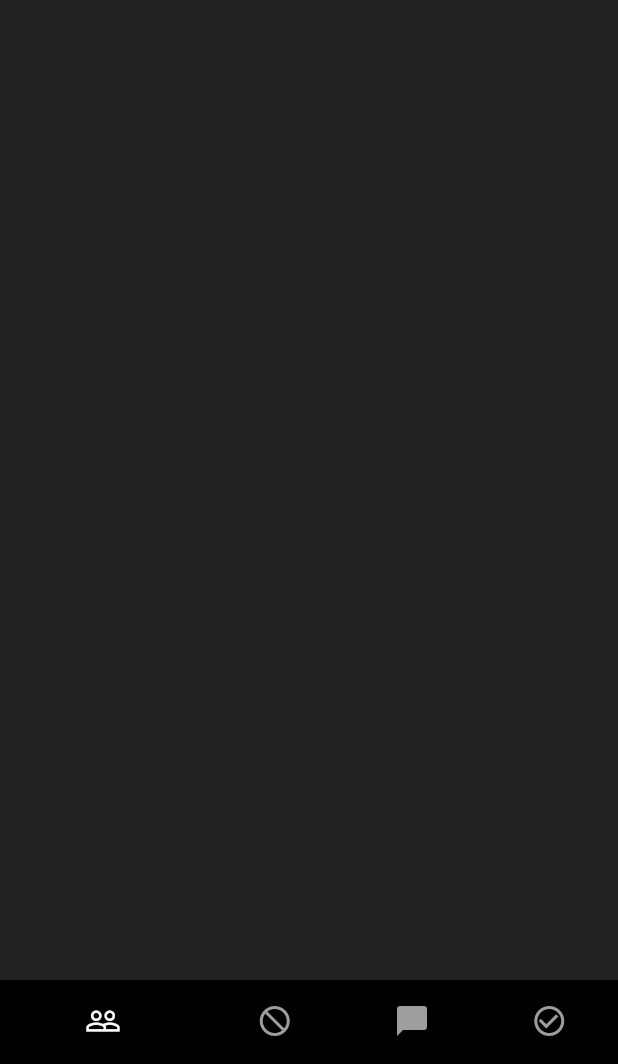
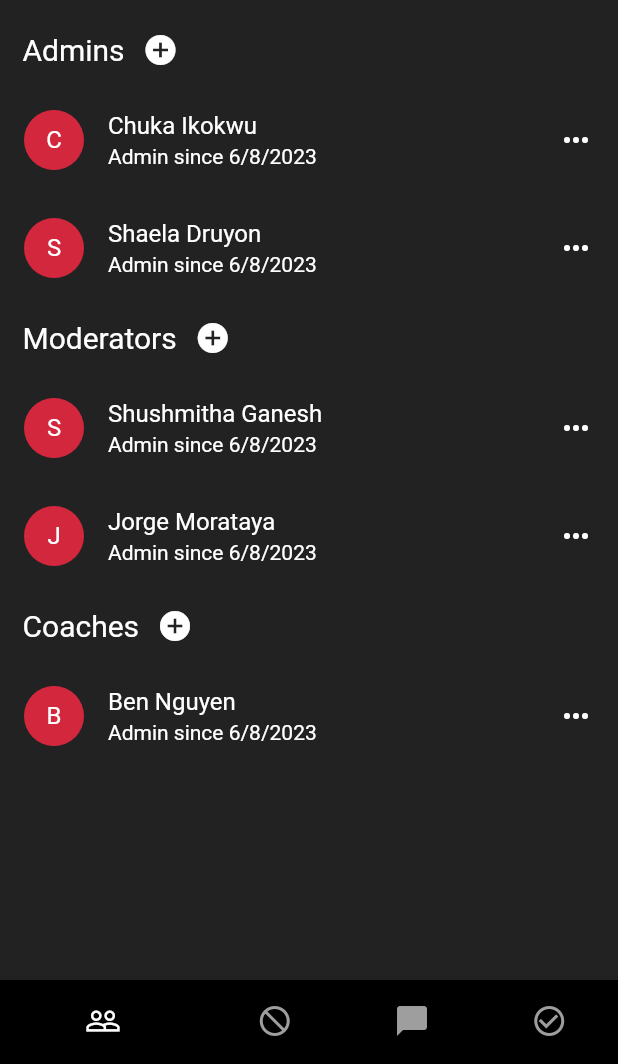
Before and after one commit to aarteaga53/search, a Flutter app: the screen it shows after launch, on a phone screen of 412 x 824 dp, the part 172-1236 px from its top. Run offline on Flutter 3.47's test engine with Material 2 defaults, Android fonts, the phone set to English and light mode, and no system bars.

Commit message:
admin page users and search feature

```diff
--- /dev/null
+++ b/lib/admin_page.dart
@@ -0,0 +1,220 @@
+import 'package:flutter/material.dart';
+import 'package:intl/intl.dart';
+import 'package:search/search_page.dart';
+
+class AdminPage extends StatefulWidget {
+  const AdminPage({Key? key}) : super(key: key);
+
+  @override
+  State<AdminPage> createState() => _AdminPageState();
+}
+
+class _AdminPageState extends State<AdminPage> {
+
+  List admins = [
+    {
+      "name": "Chuka Ikokwu",
+      "memberDate": DateTime.now(),
+    },
+    {
+      "name": "Shaela Druyon",
+      "memberDate": DateTime.now(),
+    }
+  ];
+  List moderators = [
+    {
+      "name": "Shushmitha Ganesh",
+      "memberDate": DateTime.now(),
+    },
+    {
+      "name": "Jorge Morataya",
+      "memberDate": DateTime.now(),
+    }
+  ];
+  List coaches = [
+    {
+      "name": "Ben Nguyen",
+      "memberDate": DateTime.now(),
+    },
+  ];
+
+  @override
+  Widget build(BuildContext context) {
+    return Scaffold(
+      backgroundColor: const Color(0xff222222),
+      appBar: AppBar(
+        title: const Text('Manage Admins'),
+        centerTitle: true,
+        backgroundColor: Colors.black,
+        actions: [
+          IconButton(
+            onPressed: () {},
+            icon: const Icon(Icons.heart_broken),
+          ),
+        ],
+      ),
+      body: SingleChildScrollView(
+        child: Column(
+          children: [
+            Container(
+              padding: const EdgeInsets.all(10.0),
+              child: TextField(
+                readOnly: true,
+                onTap: () {
+                  Navigator.push(
+                    context,
+                    MaterialPageRoute(builder: (context) => const SearchPage())
+                  );
+                },
+                cursorColor: Colors.grey,
+                decoration: InputDecoration(
+                  enabledBorder: OutlineInputBorder(
+                    borderRadius: BorderRadius.circular(10.0),
+                    borderSide: const BorderSide(
+                      color: Color(0xff333333),
+                      width: 0.0,
+                    ),
+                  ),
+                  focusedBorder: OutlineInputBorder(
+                    borderRadius: BorderRadius.circular(10.0),
+                    borderSide: const BorderSide(
+                      color: Color(0xff333333),
+                      width: 0.0,
+                    ),
+                  ),
+                  labelText: 'Search',
+                  labelStyle: const TextStyle(
+                    color: Colors.grey,
+                  ),
+                  contentPadding: const EdgeInsets.all(0),
+                  floatingLabelBehavior: FloatingLabelBehavior.never,
+                  filled: true,
+                  fillColor: const Color(0xff333333),
+                  prefixIcon: const Icon(Icons.search),
+                  prefixIconColor: Colors.grey,
+                ),
+              ),
+            ),
+            Container(
+              alignment: Alignment.centerLeft,
+              padding: const EdgeInsets.only(left: 15.0),
+              child: Row(
+                children: [
+                  const Text(
+                    'Admins',
+                    style: TextStyle(color: Colors.white, fontSize: 20),
+                  ),
+                  IconButton(
+                    onPressed: () {},
+                    icon: const Icon(Icons.add_circle, color: Colors.white),
+                  ),
+                ],
+              ),
+            ),
+            ListView.builder(
+              shrinkWrap: true,
+              physics: const NeverScrollableScrollPhysics(),
+              itemCount: admins.length,
+              itemBuilder: (BuildContext context, int index) {
+                return ListTile(
+                  leading: CircleAvatar(
+                    backgroundColor: const Color(0xffd3273e),
+                    foregroundColor: Colors.white,
+                    child: Text(admins[index]['name'].toString().substring(0, 1)),
+                  ),
+                  title: Text(
+                    admins[index]['name'],
+                    style: const TextStyle(color: Colors.white),
+                  ),
+                  subtitle: Text(
+                    'Admin since ${DateFormat.yMd().format(admins[index]['memberDate'])}',
+                    style: const TextStyle(color: Colors.white),
+                  ),
+                  trailing: const Icon(Icons.more_horiz, color: Colors.white,),
+                );
+              },
+            ),
+            Container(
+              alignment: Alignment.centerLeft,
+              padding: const EdgeInsets.only(left: 15.0),
+              child: Row(
+                children: [
+                  const Text(
+                    'Moderators',
+                    style: TextStyle(color: Colors.white, fontSize: 20),
+                  ),
+                  IconButton(
+                    onPressed: () {},
+                    icon: const Icon(Icons.add_circle, color: Colors.white),
+                  ),
+                ],
+              ),
+            ),
+            ListView.builder(
+              shrinkWrap: true,
+              physics: const NeverScrollableScrollPhysics(),
+              itemCount: moderators.length,
+              itemBuilder: (BuildContext context, int index) {
+                return ListTile(
+                  leading: CircleAvatar(
+                    backgroundColor: const Color(0xffd3273e),
+                    foregroundColor: Colors.white,
+                    child: Text(moderators[index]['name'].toString().substring(0, 1)),
+                  ),
+                  title: Text(
+                    moderators[index]['name'],
+                    style: const TextStyle(color: Colors.white),
+                  ),
+                  subtitle: Text(
+                    'Admin since ${DateFormat.yMd().format(moderators[index]['memberDate'])}',
+                    style: const TextStyle(color: Colors.white),
+                  ),
+                  trailing: const Icon(Icons.more_horiz, color: Colors.white,),
+                );
+              },
+            ),
+            Container(
+              alignment: Alignment.centerLeft,
+              padding: const EdgeInsets.only(left: 15.0),
+              child: Row(
+                children: [
+                  const Text(
+                    'Coaches',
+                    style: TextStyle(color: Colors.white, fontSize: 20),
+                  ),
+                  IconButton(
+                    onPressed: () {},
+                    icon: const Icon(Icons.add_circle, color: Colors.white),
+                  ),
+                ],
+              ),
+            ),
+            ListView.builder(
+              shrinkWrap: true,
+              physics: const NeverScrollableScrollPhysics(),
+              itemCount: coaches.length,
+              itemBuilder: (BuildContext context, int index) {
+                return ListTile(
+                  leading: CircleAvatar(
+                    backgroundColor: const Color(0xffd3273e),
+                    foregroundColor: Colors.white,
+                    child: Text(coaches[index]['name'].toString().substring(0, 1)),
+                  ),
+                  title: Text(
+                    coaches[index]['name'],
+                    style: const TextStyle(color: Colors.white),
+                  ),
+                  subtitle: Text(
+                    'Admin since ${DateFormat.yMd().format(coaches[index]['memberDate'])}',
+                    style: const TextStyle(color: Colors.white),
+                  ),
+                  trailing: const Icon(Icons.more_horiz, color: Colors.white,),
+                );
+              },
+            ),
+          ],
+        ),
+      ),
+    );
+  }
+}
--- a/lib/main.dart
+++ b/lib/main.dart
@@ -1,4 +1,5 @@
 import 'package:flutter/material.dart';
+import 'package:search/admin_page.dart';
 
 void main() {
   runApp(const MyApp());
@@ -16,7 +17,7 @@ class MyApp extends StatelessWidget {
       theme: ThemeData(
         primarySwatch: Colors.blue,
       ),
-      home: const MyHomePage(title: 'Manage Admins'),
+      home: const MyHomePage(title: 'Search'),
     );
   }
 }
@@ -32,78 +33,17 @@ class MyHomePage extends StatefulWidget {
 
 class _MyHomePageState extends State<MyHomePage> {
 
-  int _selectedIndex = 0; // index for navigation bar item
+  int selectedIndex = 0; // index for navigation bar item
   String searchName = ""; // the name that is being searched for
-
-  /// Updates the selected index of the navigation bar item
-  void _onItemTapped(int index) {
-    setState(() {
-      _selectedIndex = index;
-    });
-  }
-
-  /// Updates the name that is being searched for
-  void updateSearch(String newSearchName) {
-    setState(() {
-      searchName = newSearchName;
-    });
-  }
+  List pageList = [
+    const AdminPage()
+  ];
 
   @override
   Widget build(BuildContext context) {
     return Scaffold(
       backgroundColor: const Color(0xff222222),
-      appBar: AppBar(
-        title: Text(widget.title),
-        centerTitle: true,
-        backgroundColor: Colors.black,
-        actions: [
-          IconButton(
-            onPressed: () {},
-            icon: const Icon(Icons.heart_broken),
-          ),
-        ],
-      ),
-      body: Center(
-        child: Column (
-          children: [
-            Container(
-              padding: const EdgeInsets.all(10.0),
-              child: TextField(
-                onChanged: updateSearch,
-                style: const TextStyle(color: Colors.white),
-                cursorColor: Colors.grey,
-                decoration: InputDecoration(
-                  enabledBorder: OutlineInputBorder(
-                    borderRadius: BorderRadius.circular(10.0),
-                    borderSide: const BorderSide(
-                      color: Color(0xff333333),
-                      width: 1.0,
-                    ),
-                  ),
-                  focusedBorder: OutlineInputBorder(
-                    borderRadius: BorderRadius.circular(10.0),
-                    borderSide: const BorderSide(
-                      color: Color(0xff333333),
-                      width: 1.0,
-                    ),
-                  ),
-                  labelText: 'Search',
-                  labelStyle: const TextStyle(
-                    color: Colors.grey, //<-- SEE HERE
-                  ),
-                  contentPadding: const EdgeInsets.all(0),
-                  floatingLabelBehavior: FloatingLabelBehavior.never,
-                  filled: true,
-                  fillColor: const Color(0xff333333),
-                  prefixIcon: const Icon(Icons.search),
-                  prefixIconColor: Colors.grey,
-                ),
-              ),
-            ),
-          ],
-        )
-      ),
+      body: pageList.elementAt(selectedIndex),
       bottomNavigationBar: BottomNavigationBar(
         items: const <BottomNavigationBarItem>[
           BottomNavigationBarItem(
@@ -127,12 +67,11 @@ class _MyHomePageState extends State<MyHomePage> {
             backgroundColor: Colors.black,
           ),
         ],
-        currentIndex: _selectedIndex,
+        currentIndex: selectedIndex,
         selectedItemColor: Colors.white,
         unselectedItemColor: Colors.grey,
         showSelectedLabels: false,
         showUnselectedLabels: false,
-        onTap: _onItemTapped,
       ),
     );
   }
--- a/pubspec.yaml
+++ b/pubspec.yaml
@@ -35,6 +35,7 @@ dependencies:
   # The following adds the Cupertino Icons font to your application.
   # Use with the CupertinoIcons class for iOS style icons.
   cupertino_icons: ^1.0.2
+  intl: ^0.18.1
 
 dev_dependencies:
   flutter_test:
```
Also changed, not shown: lib/search_page.dart (added, +127 -0 lines), pubspec.lock.
